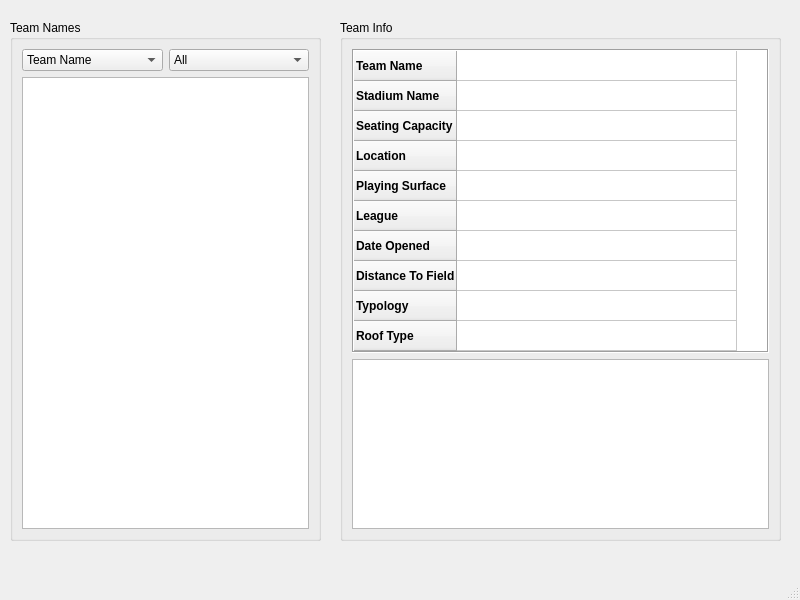
Qt form mainwindow.ui (DonovanFoley/CS1DProject2) before a commit.
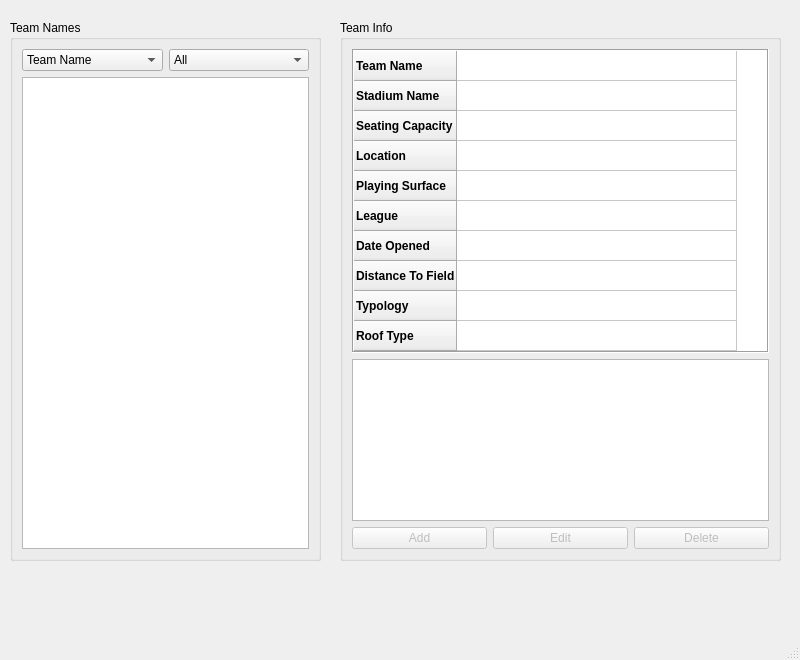
The same form after that commit.

Commit message: Implementing edit feature

Patch:
```diff
--- a/mainwindow.ui
+++ b/mainwindow.ui
@@ -7,7 +7,7 @@
     <x>0</x>
     <y>0</y>
     <width>800</width>
-    <height>600</height>
+    <height>660</height>
    </rect>
   </property>
   <property name="windowTitle">
@@ -20,7 +20,7 @@
       <x>10</x>
       <y>20</y>
       <width>311</width>
-      <height>521</height>
+      <height>541</height>
      </rect>
     </property>
     <property name="title">
@@ -101,14 +101,51 @@
       <x>340</x>
       <y>20</y>
       <width>441</width>
-      <height>521</height>
+      <height>541</height>
      </rect>
     </property>
     <property name="title">
      <string>Team Info</string>
     </property>
-    <layout class="QVBoxLayout" name="verticalLayout">
-     <item>
+    <layout class="QGridLayout" name="gridLayout_3">
+     <item row="3" column="0">
+      <widget class="QPushButton" name="pushButton_add">
+       <property name="enabled">
+        <bool>false</bool>
+       </property>
+       <property name="text">
+        <string>Add</string>
+       </property>
+      </widget>
+     </item>
+     <item row="3" column="2">
+      <widget class="QPushButton" name="pushButton_delete">
+       <property name="enabled">
+        <bool>false</bool>
+       </property>
+       <property name="text">
+        <string>Delete</string>
+       </property>
+      </widget>
+     </item>
+     <item row="3" column="1">
+      <widget class="QPushButton" name="pushButton_edit">
+       <property name="enabled">
+        <bool>false</bool>
+       </property>
+       <property name="text">
+        <string>Edit</string>
+       </property>
+      </widget>
+     </item>
+     <item row="1" column="0" colspan="3">
+      <widget class="QListWidget" name="listWidget_souvenirList">
+       <property name="sortingEnabled">
+        <bool>false</bool>
+       </property>
+      </widget>
+     </item>
+     <item row="0" column="0" colspan="3">
       <widget class="QTableWidget" name="tableWidget_teamInfo">
        <property name="enabled">
         <bool>true</bool>
@@ -279,13 +316,6 @@
        </item>
       </widget>
      </item>
-     <item>
-      <widget class="QListWidget" name="listWidget_souvenirList">
-       <property name="sortingEnabled">
-        <bool>false</bool>
-       </property>
-      </widget>
-     </item>
     </layout>
    </widget>
   </widget>
```
The commit also changes 5 other files.
